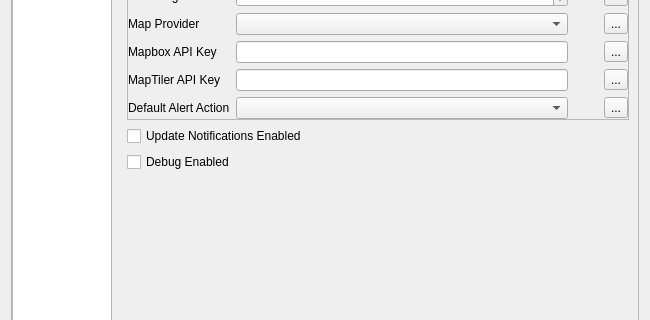
The window that scwx-qt/source/scwx/qt/ui/settings_dialog.ui (dpaulat/supercell-wx) describes before a commit, drawn with Qt 5; both pictures show x 0 to 650 and y 95 to 415 of the 650 by 500 pixel window.
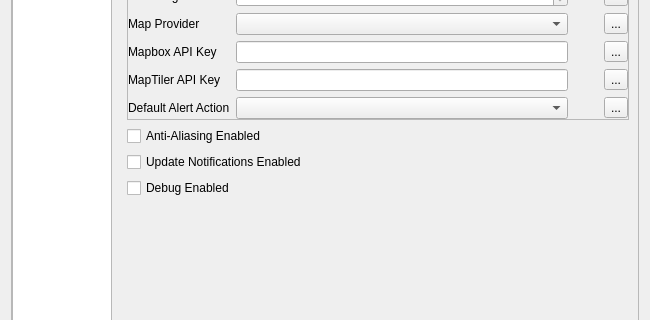
The same window after the commit. Icons and pictures are not drawn.

Commit message: Add anti-aliasing to settings

```diff
--- a/scwx-qt/source/scwx/qt/ui/settings_dialog.ui
+++ b/scwx-qt/source/scwx/qt/ui/settings_dialog.ui
@@ -292,6 +292,13 @@
             </layout>
            </widget>
           </item>
+          <item>
+           <widget class="QCheckBox" name="antiAliasingEnabledCheckBox">
+            <property name="text">
+             <string>Anti-Aliasing Enabled</string>
+            </property>
+           </widget>
+          </item>
           <item>
            <widget class="QCheckBox" name="enableUpdateNotificationsCheckBox">
             <property name="text">
```
The commit also changes 4 other files.
